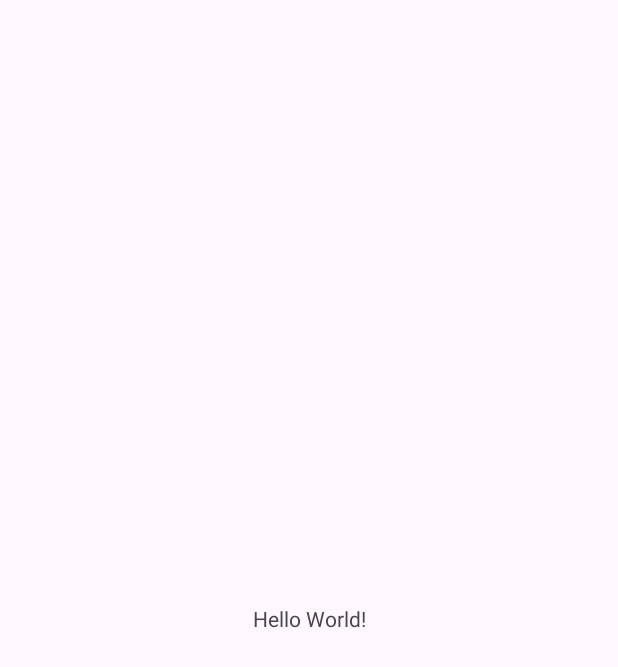
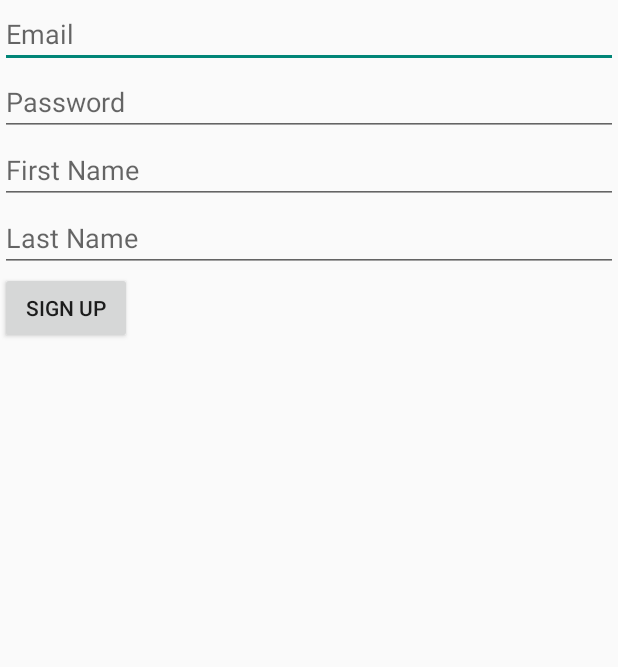
Before and after one commit to hungtd412/Chaspy, an Android app: the screen it shows after launch (MainActivity before the commit, SignUpActivity after it), on a phone screen of 412 x 824 dp. Before the commit the part shown is almost empty. Shown: the top 667 px of the screen. Run offline under Robolectric (Android 15) with nearby library versions, the phone set to English and light mode, and no system bars; our stand-ins replace Firebase (no records; nobody signed in at launch, a user with empty details on screens opened directly).

Commit message:
user sign up

```diff
--- a/app/src/main/AndroidManifest.xml
+++ b/app/src/main/AndroidManifest.xml
@@ -13,7 +13,10 @@
         android:theme="@style/Theme.Chaspy"
         tools:targetApi="31">
         <activity
-            android:name=".MainActivity"
+            android:name=".MainActivity">
+        </activity>
+        <activity
+            android:name=".ui.view.SignUpActivity"
             android:exported="true">
             <intent-filter>
                 <action android:name="android.intent.action.MAIN" />
--- /dev/null
+++ b/app/src/main/java/account-test.txt
@@ -0,0 +1,4 @@
+dotxqt1@gmail.com
+123456
+trantran
+hunghung
--- /dev/null
+++ b/app/src/main/java/com/example/chaspy/network/UserService.java
@@ -0,0 +1,30 @@
+package com.example.chaspy.network;
+
+import com.google.firebase.auth.FirebaseAuth;
+import com.google.firebase.auth.FirebaseUser;
+import com.google.firebase.auth.AuthResult;
+import com.google.android.gms.tasks.Task;
+import com.example.chaspy.model.User;
+import com.google.android.gms.tasks.OnCompleteListener;
+
+public class UserService {
+
+    private FirebaseAuth firebaseAuth;
+
+    public UserService() {
+        firebaseAuth = FirebaseAuth.getInstance();
+    }
+
+    // Register a new user with email and password
+    public Task<AuthResult> registerUser(String email, String password) {
+        return firebaseAuth.createUserWithEmailAndPassword(email, password);
+    }
+
+    // Save additional user data in Firestore
+    public Task<Void> saveUserData(FirebaseUser firebaseUser, String firstName, String lastName) {
+        User user = new User(firstName, lastName, firebaseUser.getEmail());
+        return FirebaseService.getReference("users")
+                .child(firebaseUser.getUid())
+                .setValue(user);
+    }
+}
--- /dev/null
+++ b/app/src/main/java/com/example/chaspy/repository/UserRepository.java
@@ -0,0 +1,25 @@
+package com.example.chaspy.repository;
+
+import com.example.chaspy.network.UserService;
+import com.google.firebase.auth.AuthResult;
+import com.google.firebase.auth.FirebaseUser;
+import com.google.android.gms.tasks.Task;
+
+public class UserRepository {
+
+    private UserService userService;
+
+    public UserRepository() {
+        userService = new UserService();
+    }
+
+    // Register a new user
+    public Task<AuthResult> registerUser(String email, String password) {
+        return userService.registerUser(email, password);
+    }
+
+    // Save user data
+    public Task<Void> saveUserData(FirebaseUser firebaseUser, String firstName, String lastName) {
+        return userService.saveUserData(firebaseUser, firstName, lastName);
+    }
+}
--- /dev/null
+++ b/app/src/main/java/com/example/chaspy/ui/view/SignUpActivity.java
@@ -0,0 +1,67 @@
+package com.example.chaspy.ui.view;
+
+import android.os.Bundle;
+import android.view.View;
+import android.widget.EditText;
+import android.widget.ProgressBar;
+import android.widget.Toast;
+import androidx.appcompat.app.AppCompatActivity;
+import androidx.lifecycle.ViewModelProvider;
+import androidx.lifecycle.Observer;
+import com.example.chaspy.ui.viewmodel.SignUpViewModel;
+import com.example.chaspy.R;
+
+public class SignUpActivity extends AppCompatActivity {
+
+    private SignUpViewModel signUpViewModel;
+    private EditText emailEditText, passwordEditText, firstNameEditText, lastNameEditText;
+    private ProgressBar progressBar;
+
+    @Override
+    protected void onCreate(Bundle savedInstanceState) {
+        super.onCreate(savedInstanceState);
+        setContentView(R.layout.activity_signup);
+
+        emailEditText = findViewById(R.id.emailEditText);
+        passwordEditText = findViewById(R.id.passwordEditText);
+        firstNameEditText = findViewById(R.id.firstNameEditText);
+        lastNameEditText = findViewById(R.id.lastNameEditText);
+        progressBar = findViewById(R.id.progressBar);
+
+        signUpViewModel = new ViewModelProvider(this).get(SignUpViewModel.class);
+
+        // Observe the registration result
+        signUpViewModel.getIsUserRegistered().observe(this, new Observer<Boolean>() {
+            @Override
+            public void onChanged(Boolean isRegistered) {
+                if (isRegistered != null && isRegistered) {
+                    progressBar.setVisibility(View.GONE);
+                    Toast.makeText(SignUpActivity.this, "User registered successfully", Toast.LENGTH_SHORT).show();
+                    // Navigate to another screen or finish the activity
+                }
+            }
+        });
+
+        signUpViewModel.getErrorMessage().observe(this, new Observer<String>() {
+            @Override
+            public void onChanged(String message) {
+                if (message != null) {
+                    progressBar.setVisibility(View.GONE);
+                    Toast.makeText(SignUpActivity.this, message, Toast.LENGTH_SHORT).show();
+                }
+            }
+        });
+    }
+
+    // Sign up button click listener
+    public void onSignUpClick(View view) {
+        String email = emailEditText.getText().toString().trim();
+        String password = passwordEditText.getText().toString().trim();
+        String firstName = firstNameEditText.getText().toString().trim();
+        String lastName = lastNameEditText.getText().toString().trim();
+
+        progressBar.setVisibility(View.VISIBLE);
+
+        signUpViewModel.registerUser(email, password, firstName, lastName);
+    }
+}
--- /dev/null
+++ b/app/src/main/java/com/example/chaspy/ui/viewmodel/SignUpViewModel.java
@@ -0,0 +1,72 @@
+package com.example.chaspy.ui.viewmodel;
+
+import android.text.TextUtils;
+import android.util.Patterns;
+import androidx.lifecycle.MutableLiveData;
+import androidx.lifecycle.ViewModel;
+import com.example.chaspy.repository.UserRepository;
+import com.google.firebase.auth.FirebaseUser;
+
+public class SignUpViewModel extends ViewModel {
+
+    private UserRepository userRepository;
+    private MutableLiveData<Boolean> isUserRegistered;
+    private MutableLiveData<String> errorMessage;
+
+    public SignUpViewModel() {
+        userRepository = new UserRepository();
+        isUserRegistered = new MutableLiveData<>();
+        errorMessage = new MutableLiveData<>();
+    }
+
+    public MutableLiveData<Boolean> getIsUserRegistered() {
+        return isUserRegistered;
+    }
+
+    public MutableLiveData<String> getErrorMessage() {
+        return errorMessage;
+    }
+
+    // Validate the email, password, and name fields
+    public boolean validateInput(String email, String password, String firstName, String lastName) {
+        if (TextUtils.isEmpty(email) || !Patterns.EMAIL_ADDRESS.matcher(email).matches()) {
+            errorMessage.setValue("Invalid email address.");
+            return false;
+        }
+        if (TextUtils.isEmpty(password) || password.length() < 6) {
+            errorMessage.setValue("Password must be at least 6 characters.");
+            return false;
+        }
+        if (TextUtils.isEmpty(firstName) || firstName.length() < 2) {
+            errorMessage.setValue("First name must be at least 2 characters.");
+            return false;
+        }
+        if (TextUtils.isEmpty(lastName) || lastName.length() < 2) {
+            errorMessage.setValue("Last name must be at least 2 characters.");
+            return false;
+        }
+        return true;
+    }
+
+    // Register the user
+    public void registerUser(String email, String password, String firstName, String lastName) {
+        if (validateInput(email, password, firstName, lastName)) {
+            userRepository.registerUser(email, password).addOnCompleteListener(task -> {
+                if (task.isSuccessful()) {
+                    FirebaseUser firebaseUser = task.getResult().getUser();
+                    // Save additional user data
+                    userRepository.saveUserData(firebaseUser, firstName, lastName)
+                            .addOnCompleteListener(saveTask -> {
+                                if (saveTask.isSuccessful()) {
+                                    isUserRegistered.setValue(true);
+                                } else {
+                                    errorMessage.setValue("Failed to save user data.");
+                                }
+                            });
+                } else {
+                    errorMessage.setValue("Registration failed: " + task.getException().getMessage());
+                }
+            });
+        }
+    }
+}
--- /dev/null
+++ b/app/src/main/java/com/example/chaspy/utils/Constants.java
@@ -0,0 +1,4 @@
+package com.example.chaspy.utils;
+
+public class Constants {
+}
--- /dev/null
+++ b/app/src/main/java/com/example/chaspy/utils/Resource.java
@@ -0,0 +1,4 @@
+package com.example.chaspy.utils;
+
+public class Resource {
+}
--- /dev/null
+++ b/app/src/main/res/layout/activity_signup.xml
@@ -0,0 +1,49 @@
+<?xml version="1.0" encoding="utf-8"?>
+<RelativeLayout xmlns:android="http://schemas.android.com/apk/res/android"
+    android:layout_width="match_parent"
+    android:layout_height="match_parent">
+
+    <EditText
+        android:id="@+id/emailEditText"
+        android:layout_width="match_parent"
+        android:layout_height="wrap_content"
+        android:hint="Email"
+        android:inputType="textEmailAddress" />
+
+    <EditText
+        android:id="@+id/passwordEditText"
+        android:layout_width="match_parent"
+        android:layout_height="wrap_content"
+        android:hint="Password"
+        android:inputType="textPassword"
+        android:layout_below="@id/emailEditText" />
+
+    <EditText
+        android:id="@+id/firstNameEditText"
+        android:layout_width="match_parent"
+        android:layout_height="wrap_content"
+        android:hint="First Name"
+        android:layout_below="@id/passwordEditText" />
+
+    <EditText
+        android:id="@+id/lastNameEditText"
+        android:layout_width="match_parent"
+        android:layout_height="wrap_content"
+        android:hint="Last Name"
+        android:layout_below="@id/firstNameEditText" />
+
+    <ProgressBar
+        android:id="@+id/progressBar"
+        android:layout_width="wrap_content"
+        android:layout_height="wrap_content"
+        android:visibility="gone"
+        android:layout_centerInParent="true" />
+
+    <Button
+        android:text="Sign Up"
+        android:layout_width="wrap_content"
+        android:layout_height="wrap_content"
+        android:onClick="onSignUpClick"
+        android:layout_below="@id/lastNameEditText" />
+
+</RelativeLayout>
--- a/app/src/main/res/values-night/themes.xml
+++ b/app/src/main/res/values-night/themes.xml
@@ -1,6 +1,6 @@
 <resources xmlns:tools="http://schemas.android.com/tools">
     <!-- Base application theme. -->
-    <style name="Base.Theme.Chaspy" parent="Theme.Material3.DayNight.NoActionBar">
+    <style name="Base.Theme.Chaspy" parent="Theme.AppCompat.DayNight.NoActionBar">
         <!-- Customize your dark theme here. -->
         <!-- <item name="colorPrimary">@color/my_dark_primary</item> -->
     </style>
--- a/app/src/main/res/values/themes.xml
+++ b/app/src/main/res/values/themes.xml
@@ -1,6 +1,6 @@
 <resources xmlns:tools="http://schemas.android.com/tools">
     <!-- Base application theme. -->
-    <style name="Base.Theme.Chaspy" parent="Theme.Material3.DayNight.NoActionBar">
+    <style name="Base.Theme.Chaspy" parent="Theme.AppCompat.DayNight.NoActionBar">
         <!-- Customize your light theme here. -->
         <!-- <item name="colorPrimary">@color/my_light_primary</item> -->
     </style>
--- a/build.gradle
+++ b/build.gradle
@@ -1,4 +1,5 @@
 // Top-level build file where you can add configuration options common to all sub-projects/modules.
 plugins {
 alias(libs.plugins.android.application) apply false
+    alias(libs.plugins.google.gms.google.services) apply false
 }
```
Also changed, not shown: app/build.gradle (+7 -0 lines), app/src/main/java/com/example/chaspy/model/User.java (added, +42 -0 lines), app/src/main/java/com/example/chaspy/network/FirebaseService.java (added, +12 -0 lines), gradle/libs.versions.toml (+14 -0 lines), 1 other file.
